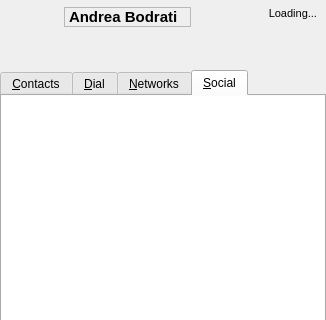
Old version of the form src/tools/yastuff/yamainwindow.ui in the repository AlekSi/Jabbin; both pictures show x 0 to 326 and y 0 to 320 of the 326 by 639 pixel window.
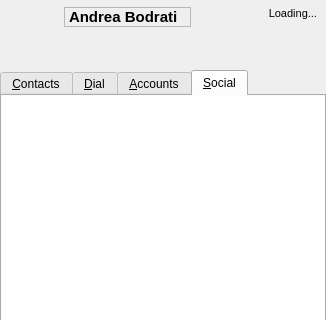
New version of the form. Icons and pictures are not drawn. Custom widgets are drawn as their Qt base class.

What changed in the file:
```diff
--- a/src/tools/yastuff/yamainwindow.ui
+++ b/src/tools/yastuff/yamainwindow.ui
@@ -458,7 +458,7 @@
            <disabledoff>:/customwidgets/generic/data/blank.png</disabledoff>:/iconsets/roster/roster-tabs/services.png</iconset>
          </attribute>
          <attribute name="title">
-          <string>&amp;Networks</string>
+          <string>&amp;Accounts</string>
          </attribute>
          <widget class="ServicesPanel" name="servicesPanel" native="true">
           <property name="geometry">
```
Left out of the diff: 4 changed lines with no effect on the pictures.
